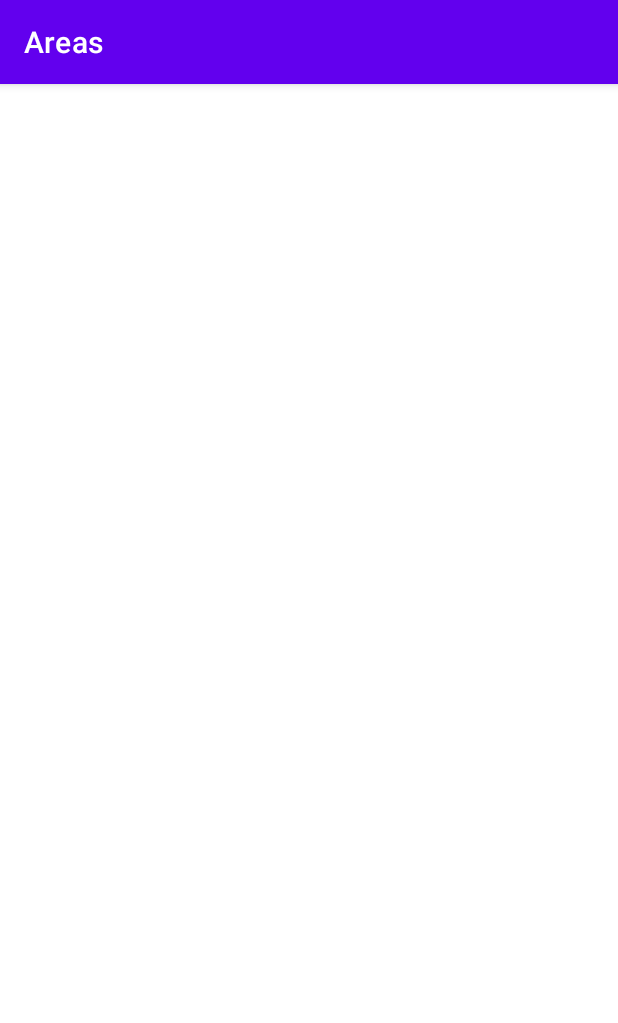
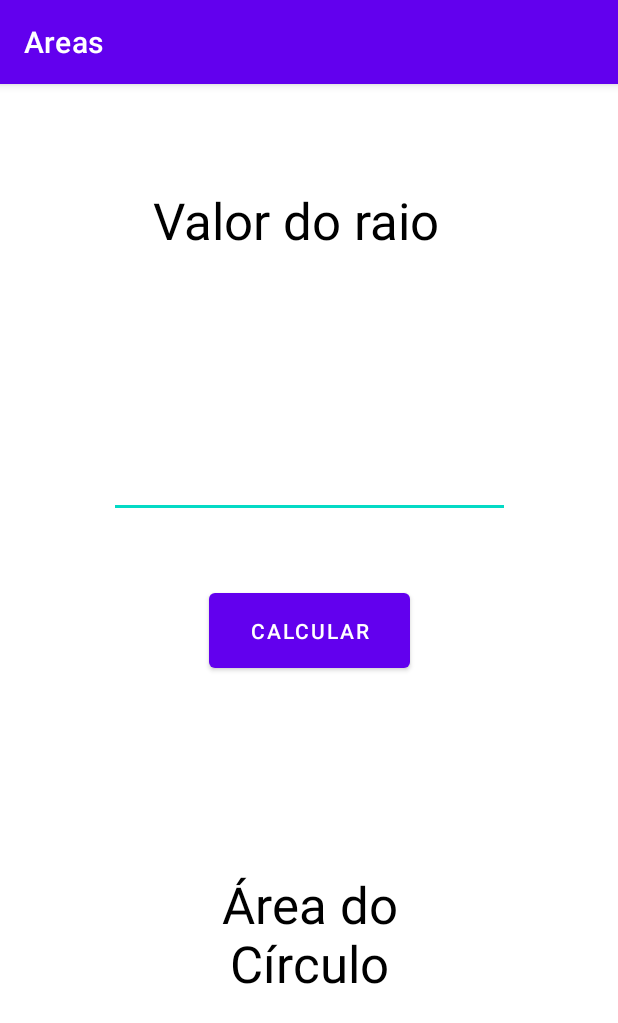
Before and after one commit to Guinhovhrm/ProjetoPDM, an Android app: the activityCirculo screen opened directly, with no data from a screen before it, on a phone screen of 412 x 824 dp. Shown: the top 1023 px of the screen. Run offline under Robolectric (Android 15) with nearby library versions, the phone set to English and light mode, and no system bars; Roboto replaces fonts that are not available here.

Commit message:
Circulo completo; arrumado "altura" no triangulo.

```diff
--- a/app/src/main/java/com/example/areas/activityCirculo.java
+++ b/app/src/main/java/com/example/areas/activityCirculo.java
@@ -2,13 +2,39 @@ package com.example.areas;
 
 import androidx.appcompat.app.AppCompatActivity;
 
+import android.annotation.SuppressLint;
 import android.os.Bundle;
+import android.view.View;
+import android.widget.Button;
+import android.widget.EditText;
+import android.widget.TextView;
 
 public class activityCirculo extends AppCompatActivity {
 
+    Button btnCalcCirc;
+    EditText edRaioCirc;
+    TextView tvResultCirc;
+
+    @SuppressLint("MissingInflatedId")
     @Override
     protected void onCreate(Bundle savedInstanceState) {
         super.onCreate(savedInstanceState);
         setContentView(R.layout.activity_circulo);
+        btnCalcCirc = findViewById(R.id.btnCalcCirc);
+        edRaioCirc = findViewById(R.id.edRaioCirc);
+        tvResultCirc = findViewById(R.id.tvResultCirc);
+
+        btnCalcCirc.setOnClickListener(new View.OnClickListener() {
+            @Override
+            public void onClick(View view) {
+                Cal cal = new Cal();
+                String valStr = edRaioCirc.getText().toString();
+                float valF = Float.parseFloat(valStr);
+                valStr = String.valueOf(cal.CalCirculo(valF));
+                tvResultCirc.setText(valStr);
+
+            }
+        });
+
     }
 }
--- a/app/src/main/res/layout/activity_circulo.xml
+++ b/app/src/main/res/layout/activity_circulo.xml
@@ -6,4 +6,51 @@
     android:layout_height="match_parent"
     tools:context=".activityCirculo">
 
+    <EditText
+        android:id="@+id/edRaioCirc"
+        android:layout_width="267dp"
+        android:layout_height="93dp"
+        android:layout_marginTop="68dp"
+        android:ems="10"
+        android:inputType="textPersonName"
+        app:layout_constraintEnd_toEndOf="parent"
+        app:layout_constraintStart_toStartOf="parent"
+        app:layout_constraintTop_toBottomOf="@+id/textView6" />
+
+    <TextView
+        android:id="@+id/textView6"
+        android:layout_width="208dp"
+        android:layout_height="60dp"
+        android:layout_marginTop="68dp"
+        android:text="Valor do raio"
+        android:textColor="#000000"
+        android:textSize="34sp"
+        app:layout_constraintEnd_toEndOf="parent"
+        app:layout_constraintStart_toStartOf="parent"
+        app:layout_constraintTop_toTopOf="parent" />
+
+    <TextView
+        android:id="@+id/tvResultCirc"
+        android:layout_width="195dp"
+        android:layout_height="101dp"
+        android:layout_marginTop="110dp"
+        android:layout_marginBottom="124dp"
+        android:text="Área do Círculo"
+        android:textAlignment="center"
+        android:textColor="#000000"
+        android:textSize="34sp"
+        app:layout_constraintBottom_toBottomOf="parent"
+        app:layout_constraintEnd_toEndOf="parent"
+        app:layout_constraintStart_toStartOf="parent"
+        app:layout_constraintTop_toBottomOf="@+id/btnCalcCirc" />
+
+    <Button
+        android:id="@+id/btnCalcCirc"
+        android:layout_width="134dp"
+        android:layout_height="62dp"
+        android:layout_marginTop="44dp"
+        android:text="Calcular"
+        app:layout_constraintEnd_toEndOf="parent"
+        app:layout_constraintStart_toStartOf="parent"
+        app:layout_constraintTop_toBottomOf="@+id/edRaioCirc" />
 </androidx.constraintlayout.widget.ConstraintLayout>
--- a/app/src/main/res/layout/activity_triangulo.xml
+++ b/app/src/main/res/layout/activity_triangulo.xml
@@ -56,10 +56,10 @@
 
     <TextView
         android:id="@+id/textView4"
-        android:layout_width="208dp"
-        android:layout_height="60dp"
+        android:layout_width="224dp"
+        android:layout_height="69dp"
         android:layout_marginTop="35dp"
-        android:text="Valor da base"
+        android:text="Valor da altura"
         android:textColor="#000000"
         android:textSize="34sp"
         app:layout_constraintEnd_toEndOf="parent"
```
